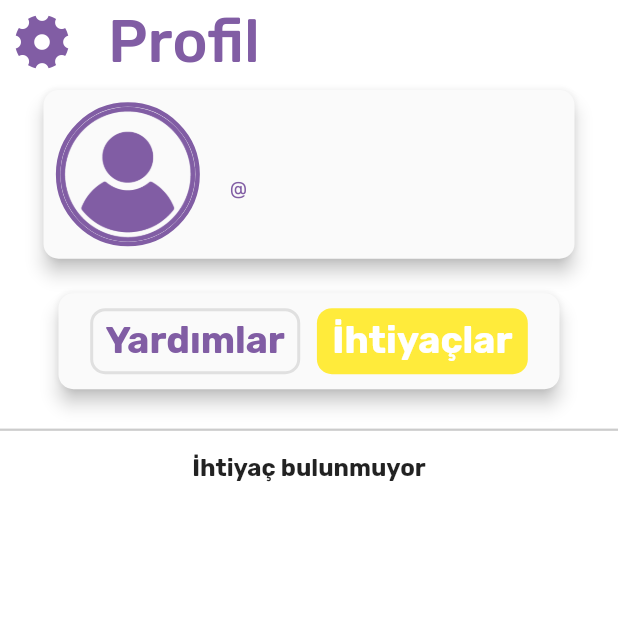
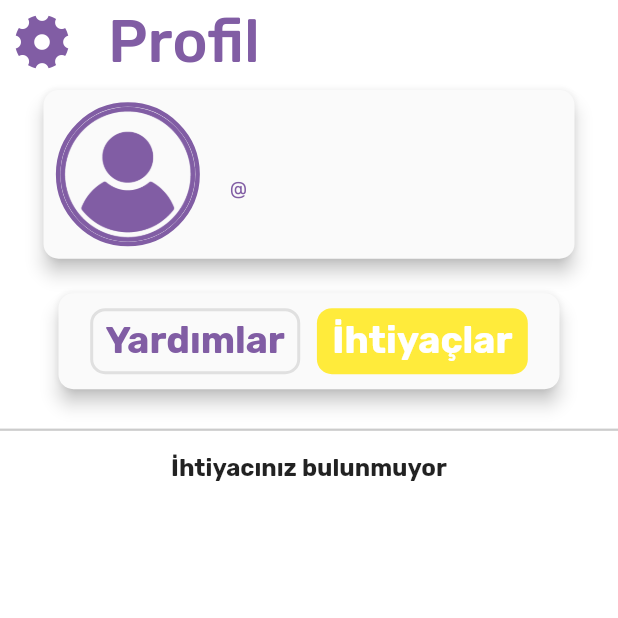
Before and after one commit to IsaTunahan/HelpHub, a Flutter app: the ProfileScreen screen opened by its route, after a tap on "İhtiyaçlar", on a phone screen of 412 x 824 dp, the top half of it. Run offline on Flutter 3.47's test engine with Material 2 defaults, Android fonts, the phone set to English and light mode, and no system bars; our stand-ins replace cloud_firestore, firebase_auth, firebase_core, firebase_storage, geocoding, google_fonts and 3 more; accounts and stored records are empty; network calls fail.

Commit message:
text düzenlemesi

```diff
--- a/lib/screens/profile/profil_ihtiyaclar.dart
+++ b/lib/screens/profile/profil_ihtiyaclar.dart
@@ -109,7 +109,7 @@ class _ProfilIhtiyaclarState extends State<ProfilIhtiyaclar> {
               : documents.isEmpty
                   ? const Center(
                       child: Text(
-                        'İhtiyaç bulunmuyor',
+                        'İhtiyacınız bulunmuyor',
                         style: TextStyle(
                           fontSize: 16,
                           fontWeight: FontWeight.bold,
--- a/lib/screens/profile/profil_yardimlar.dart
+++ b/lib/screens/profile/profil_yardimlar.dart
@@ -105,7 +105,7 @@ class _ProfilYardimlarState extends State<ProfilYardimlar> {
         : documents.isEmpty
             ? const Center(
                 child: Text(
-                  'Daha önce yardım girmediniz...',
+                  'Yardımınız bulunmuyor',
                   style: TextStyle(
                     fontSize: 16,
                     fontWeight: FontWeight.bold,
```
